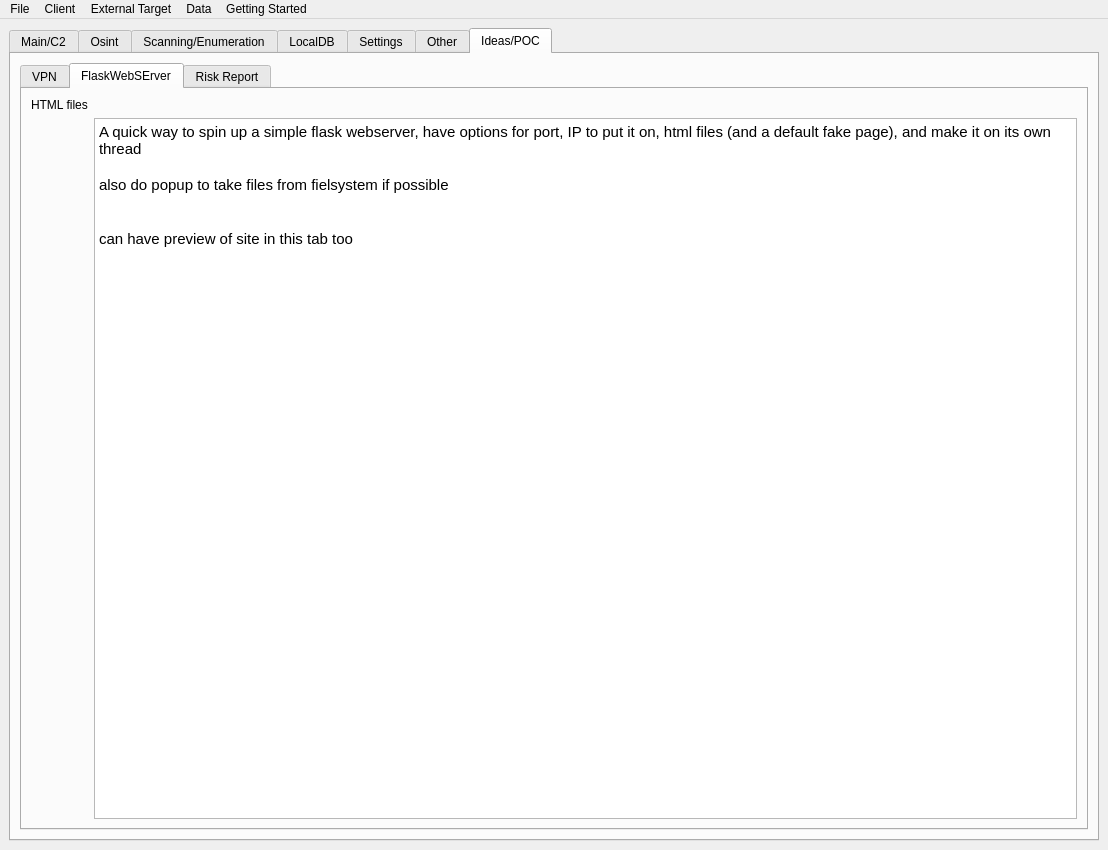
The window that gui.ui (ryanq47/WhisperNet) describes before a commit, drawn with Qt 5.
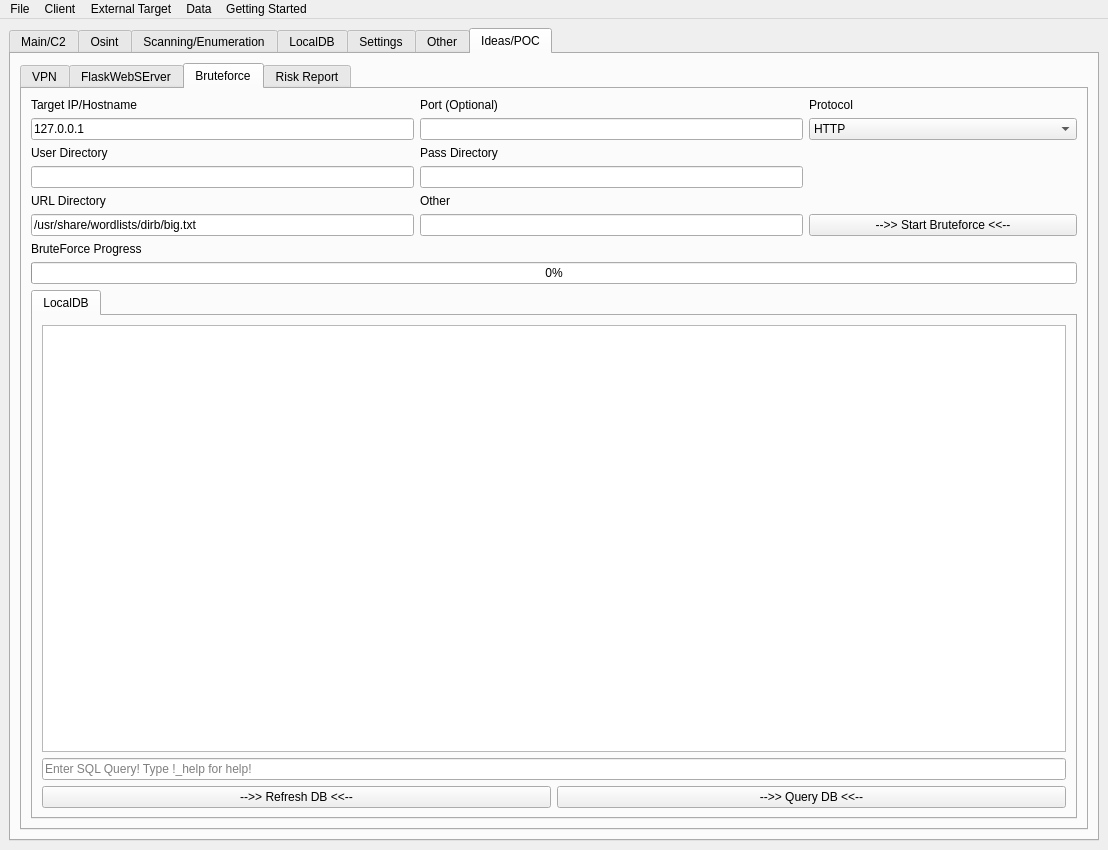
The same window after the commit. The open tabs and pages were chosen to show the change. Icons and pictures are not drawn.

Commit message: Added start of bruteforce module

Patch:
```diff
--- a/gui.ui
+++ b/gui.ui
@@ -2183,7 +2183,7 @@
         <item row="0" column="0">
          <widget class="QTabWidget" name="tabWidget_7">
           <property name="currentIndex">
-           <number>1</number>
+           <number>2</number>
           </property>
           <widget class="QWidget" name="tab_21">
            <attribute name="title">
@@ -2233,6 +2233,196 @@
             </item>
            </layout>
           </widget>
+          <widget class="QWidget" name="tab_18">
+           <attribute name="title">
+            <string>Bruteforce</string>
+           </attribute>
+           <layout class="QGridLayout" name="gridLayout_16">
+            <item row="0" column="0">
+             <widget class="QLabel" name="label_48">
+              <property name="text">
+               <string>Target IP/Hostname</string>
+              </property>
+             </widget>
+            </item>
+            <item row="0" column="1">
+             <widget class="QLabel" name="label_50">
+              <property name="text">
+               <string>Port (Optional)</string>
+              </property>
+             </widget>
+            </item>
+            <item row="0" column="2">
+             <widget class="QLabel" name="label_49">
+              <property name="text">
+               <string>Protocol</string>
+              </property>
+             </widget>
+            </item>
+            <item row="1" column="0">
+             <widget class="QLineEdit" name="bruteforce_target">
+              <property name="text">
+               <string>127.0.0.1</string>
+              </property>
+             </widget>
+            </item>
+            <item row="1" column="1">
+             <widget class="QLineEdit" name="bruteforce_port"/>
+            </item>
+            <item row="1" column="2">
+             <widget class="QComboBox" name="bruteforce_protocol">
+              <item>
+               <property name="text">
+                <string>HTTP</string>
+               </property>
+              </item>
+              <item>
+               <property name="text">
+                <string>HTTPS</string>
+               </property>
+              </item>
+              <item>
+               <property name="text">
+                <string>SSH - not happening for a while, super slow</string>
+               </property>
+              </item>
+              <item>
+               <property name="text">
+                <string>FTP</string>
+               </property>
+              </item>
+              <item>
+               <property name="text">
+                <string>SMB</string>
+               </property>
+              </item>
+             </widget>
+            </item>
+            <item row="2" column="0">
+             <widget class="QLabel" name="label_51">
+              <property name="text">
+               <string>User Directory</string>
+              </property>
+             </widget>
+            </item>
+            <item row="2" column="1">
+             <widget class="QLabel" name="label_52">
+              <property name="text">
+               <string>Pass Directory</string>
+              </property>
+             </widget>
+            </item>
+            <item row="3" column="0">
+             <widget class="QLineEdit" name="bruteforce_userdir">
+              <property name="text">
+               <string/>
+              </property>
+             </widget>
+            </item>
+            <item row="3" column="1">
+             <widget class="QLineEdit" name="bruteforce_passdir">
+              <property name="text">
+               <string/>
+              </property>
+             </widget>
+            </item>
+            <item row="4" column="0">
+             <widget class="QLabel" name="label_53">
+              <property name="text">
+               <string>URL Directory</string>
+              </property>
+             </widget>
+            </item>
+            <item row="4" column="1">
+             <widget class="QLabel" name="label_55">
+              <property name="text">
+               <string>Other</string>
+              </property>
+             </widget>
+            </item>
+            <item row="5" column="0">
+             <widget class="QLineEdit" name="bruteforce_urldir">
+              <property name="text">
+               <string>/usr/share/wordlists/dirb/big.txt</string>
+              </property>
+              <property name="placeholderText">
+               <string>/usr/share/wordlists/dirb/big.txt</string>
+              </property>
+             </widget>
+            </item>
+            <item row="5" column="1">
+             <widget class="QLineEdit" name="lineEdit_11"/>
+            </item>
+            <item row="6" column="0">
+             <widget class="QLabel" name="label_54">
+              <property name="text">
+               <string>BruteForce Progress</string>
+              </property>
+             </widget>
+            </item>
+            <item row="8" column="0" colspan="3">
+             <widget class="QTabWidget" name="tabWidget_13">
+              <property name="currentIndex">
+               <number>0</number>
+              </property>
+              <widget class="QWidget" name="tab_31">
+               <attribute name="title">
+                <string>LocalDB</string>
+               </attribute>
+               <layout class="QGridLayout" name="gridLayout_20">
+                <item row="1" column="0" colspan="2">
+                 <widget class="QLineEdit" name="DB_Query_scanning_bruteforce">
+                  <property name="text">
+                   <string/>
+                  </property>
+                  <property name="placeholderText">
+                   <string>Enter SQL Query! Type !_help for help! </string>
+                  </property>
+                 </widget>
+                </item>
+                <item row="2" column="0">
+                 <widget class="QPushButton" name="scanning_bruteforce_refresh">
+                  <property name="toolTip">
+                   <string>Refresh the Database, updating values from the SQLITE DB file</string>
+                  </property>
+                  <property name="text">
+                   <string>--&gt;&gt; Refresh DB &lt;&lt;--</string>
+                  </property>
+                 </widget>
+                </item>
+                <item row="0" column="0" colspan="2">
+                 <widget class="QTableWidget" name="scanning_bruteforce_db"/>
+                </item>
+                <item row="2" column="1">
+                 <widget class="QPushButton" name="scanning_bruteforce_query">
+                  <property name="toolTip">
+                   <string>Run a query on the DB</string>
+                  </property>
+                  <property name="text">
+                   <string>--&gt;&gt; Query DB &lt;&lt;--</string>
+                  </property>
+                 </widget>
+                </item>
+               </layout>
+              </widget>
+             </widget>
+            </item>
+            <item row="7" column="0" colspan="3">
+             <widget class="QProgressBar" name="bruteforce_progress">
+              <property name="value">
+               <number>0</number>
+              </property>
+             </widget>
+            </item>
+            <item row="5" column="2">
+             <widget class="QPushButton" name="bruteforce_start">
+              <property name="text">
+               <string>--&gt;&gt; Start Bruteforce &lt;&lt;--</string>
+              </property>
+             </widget>
+            </item>
+           </layout>
+          </widget>
           <widget class="QWidget" name="tab_32">
            <attribute name="title">
             <string>Risk Report</string>
```
Left out of the diff: 6 changed lines with no effect on the pictures. The commit also changes 3 other files.
